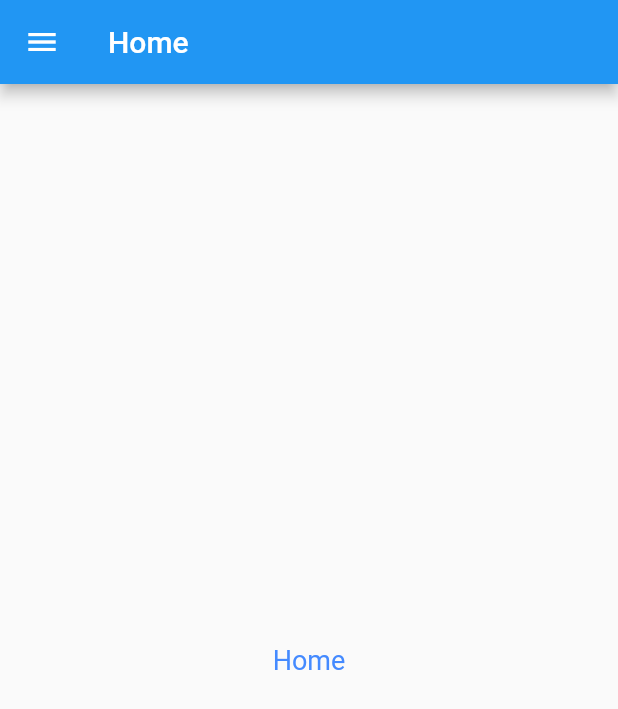
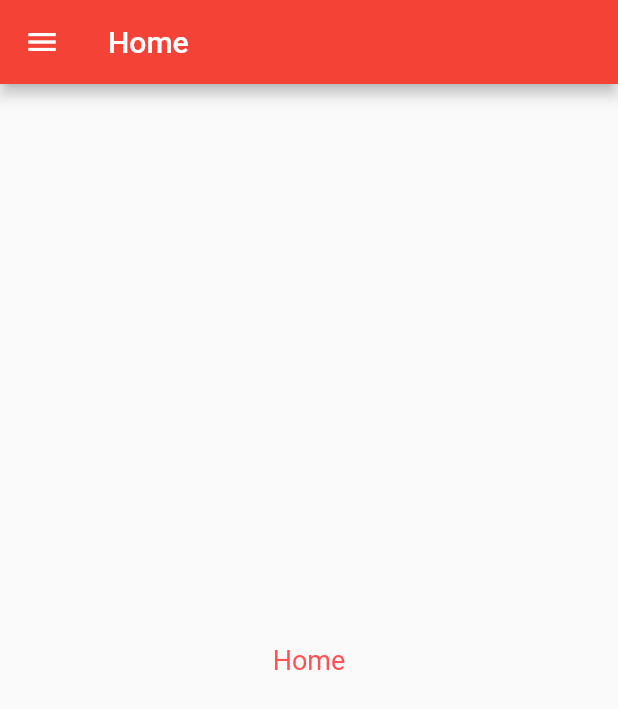
Before and after one commit to Adib-Amine/flutter_app, a Flutter app: the screen it shows after launch, in the side drawer, after a tap on "Home", on a phone screen of 412 x 824 dp. Shown: the top 709 px of the screen. Run offline on Flutter 3.47's test engine with Material 2 defaults, Android fonts, the phone set to English and light mode, and no system bars.

Commit message:
add meteo & pixabay

```diff
--- a/lib/main.dart
+++ b/lib/main.dart
@@ -11,11 +11,11 @@ class MyApp extends StatelessWidget {
     return  MaterialApp(
       title: 'flutter App',
       theme: ThemeData(
-          primarySwatch: Colors.blue,
+          primarySwatch: Colors.red,
           textTheme: TextTheme(
               bodyText2: TextStyle(
                   fontSize: 18,
-                  color: Colors.blueAccent
+                  color: Colors.redAccent
               )
           )
       ),
--- a/lib/widgets/drawer.header.dart
+++ b/lib/widgets/drawer.header.dart
@@ -7,8 +7,10 @@ class MyDrawerHeaderWidget extends StatelessWidget {
       decoration : BoxDecoration(
           gradient : LinearGradient(
               colors: [
-                Colors.blueAccent,
-                Colors.white
+                Colors.orange,
+                Colors.deepOrangeAccent,
+                Colors.red,
+                Colors.redAccent
               ]
           )
       ),
@@ -16,8 +18,8 @@ class MyDrawerHeaderWidget extends StatelessWidget {
           mainAxisAlignment: MainAxisAlignment.center,
           children: [
             CircleAvatar(
-              backgroundImage: AssetImage("images/logo.png"),
-              radius : 60,
+              backgroundImage: AssetImage('images/logo.png'),
+              radius : 70,
             )
           ]
       ),
--- a/lib/widgets/drawer.widget.dart
+++ b/lib/widgets/drawer.widget.dart
@@ -1,6 +1,8 @@
 import 'package:flutter/material.dart';
 import 'package:git_app/pages/home.page.dart';
 import 'package:git_app/pages/counter.page.dart';
+import 'package:git_app/pages/pixabay.page.dart';
+import 'package:git_app/pages/weather.page.dart';
 
 import 'drawer.header.dart';
 
@@ -13,89 +15,96 @@ class MyDrawerWidget extends StatelessWidget {
               MyDrawerHeaderWidget(),
               ListTile(
                 //l'icone du home à gauche
-                leading: Icon(Icons.home,color: Colors.lightBlueAccent),
+                leading: Icon(Icons.home,color: Colors.red),
                 //la petite fléche à droite
-                trailing: Icon(Icons.arrow_right,color:Colors.lightBlueAccent),
-                title: Text("Home",style:TextStyle(fontSize: 18,color: Colors.lightBlueAccent)),
+                trailing: Icon(Icons.arrow_right,color:Colors.red),
+                title: Text("Home",style:TextStyle(fontSize: 18,color: Colors.red)),
                 onTap: (){
                   Navigator.pushReplacement(context, MaterialPageRoute(builder: (context)=>  HomePage()));
                 },
               ),
               Divider(
-                  color : Colors.blueAccent
+                  color : Colors.redAccent
               ),
               ListTile(
                 //l'icone du home à gauche
-                leading: Icon(Icons.confirmation_number,color: Colors.lightBlueAccent),
+                leading: Icon(Icons.confirmation_number,color: Colors.red),
                 //la petite fléche à droite
-                trailing: Icon(Icons.arrow_right,color:Colors.lightBlueAccent),
-                title: Text("Counter",style:TextStyle(fontSize: 18,color: Colors.lightBlueAccent)),
+                trailing: Icon(Icons.arrow_right,color:Colors.red),
+                title: Text("Counter",style:TextStyle(fontSize: 18,color: Colors.red)),
                 onTap: (){
                   Navigator.pushReplacement(context, MaterialPageRoute(builder: (context)=>  CounterPage()));
                 },
               ),
               Divider(
-                  color : Colors.blueAccent
+                  color : Colors.redAccent
               ),
               ListTile(
                 //l'icone du home à gauche
-                leading: Icon(Icons.supervised_user_circle,color: Colors.lightBlueAccent),
+                leading: Icon(Icons.supervised_user_circle,color: Colors.red),
                 //la petite fléche à droite
-                trailing: Icon(Icons.arrow_right,color:Colors.lightBlueAccent),
-                title: Text("GitHub",style:TextStyle(fontSize: 18,color: Colors.lightBlueAccent)),
+                trailing: Icon(Icons.arrow_right,color:Colors.red),
+                title: Text("GitHub",style:TextStyle(fontSize: 18,color: Colors.red)),
+
               ),
               Divider(
-                  color : Colors.blueAccent
+                  color : Colors.redAccent
               ),
               ListTile(
                 //l'icone du home à gauche
-                leading: Icon(Icons.supervised_user_circle,color: Colors.lightBlueAccent),
+                leading: Icon(Icons.supervised_user_circle,color: Colors.red),
                 //la petite fléche à droite
-                trailing: Icon(Icons.arrow_right,color:Colors.lightBlueAccent),
-                title: Text("Pixabay",style:TextStyle(fontSize: 18,color: Colors.lightBlueAccent)),
+                trailing: Icon(Icons.arrow_right,color:Colors.red),
+                title: Text("Pixabay",style:TextStyle(fontSize: 18,color: Colors.red)),
+                onTap: (){
+                  Navigator.pushReplacement(context, MaterialPageRoute(builder: (context)=> Gallery()));
+                },
               ),
               Divider(
-                  color : Colors.blueAccent
+                  color : Colors.redAccent
               ),
               ListTile(
                 //l'icone du home à gauche
-                leading: Icon(Icons.supervised_user_circle,color: Colors.lightBlueAccent),
+                leading: Icon(Icons.supervised_user_circle,color: Colors.red),
                 //la petite fléche à droite
-                trailing: Icon(Icons.arrow_right,color:Colors.lightBlueAccent),
-                title: Text("Metoe",style:TextStyle(fontSize: 18,color: Colors.lightBlueAccent)),
+                trailing: Icon(Icons.arrow_right,color:Colors.red),
+                title: Text("Metoe",style:TextStyle(fontSize: 18,color: Colors.red)),
+                onTap: (){
+                  Navigator.pushReplacement(context, MaterialPageRoute(builder: (context)=>  Weather("casablanca")));
+                },
               ),
               Divider(
-                  color : Colors.blueAccent
+                  color : Colors.redAccent
               ),
               ListTile(
                 //l'icone du home à gauche
-                leading: Icon(Icons.supervised_user_circle,color: Colors.lightBlueAccent),
+                leading: Icon(Icons.supervised_user_circle,color: Colors.red),
                 //la petite fléche à droite
-                trailing: Icon(Icons.arrow_right,color:Colors.lightBlueAccent),
-                title: Text("QR CODE",style:TextStyle(fontSize: 18,color: Colors.lightBlueAccent)),
+                trailing: Icon(Icons.arrow_right,color:Colors.red),
+                title: Text("QR CODE",style:TextStyle(fontSize: 18,color: Colors.red)),
               ),
               Divider(
-                  color : Colors.blueAccent
+                  color : Colors.redAccent
               ),
               ListTile(
                 //l'icone du home à gauche
-                leading: Icon(Icons.supervised_user_circle,color: Colors.lightBlueAccent),
+                leading: Icon(Icons.supervised_user_circle,color: Colors.red),
                 //la petite fléche à droite
-                trailing: Icon(Icons.arrow_right,color:Colors.lightBlueAccent),
-                title: Text("OCR",style:TextStyle(fontSize: 18,color: Colors.lightBlueAccent)),
+                trailing: Icon(Icons.arrow_right,color:Colors.red),
+                title: Text("OCR",style:TextStyle(fontSize: 18,color: Colors.red)),
               ),
               Divider(
-                  color : Colors.blueAccent
+                  color : Colors.redAccent
               ),
               ListTile(
                 //l'icone du home à gauche
-                leading: Icon(Icons.supervised_user_circle,color: Colors.lightBlueAccent),
+                leading: Icon(Icons.supervised_user_circle,color: Colors.red),
                 //la petite fléche à droite
-                trailing: Icon(Icons.arrow_right,color:Colors.lightBlueAccent),
-                title: Text("Autres fonctionnalites",style:TextStyle(fontSize: 18,color: Colors.lightBlueAccent)),
+                trailing: Icon(Icons.arrow_right,color:Colors.red),
+                title: Text("Autres fonctionnalites",style:TextStyle(fontSize: 18,color: Colors.red)),
               ),
               Divider(
-                  color : Colors.blueAccent
+                  color : Colors.redAccent
               ),
             ]
         )
```
Also changed, not shown: lib/pages/pixabay.data.dart (added, +124 -0 lines), lib/pages/pixabay.page.dart (added, +49 -0 lines), lib/pages/weather.form.dart (added, +56 -0 lines), lib/pages/weather.page.dart (added, +102 -0 lines), pubspec.yaml (+10 -2 lines), images/clear.png (added), images/clouds.png (added), images/flash.png (added), images/rain.png (added), images/snow.png (added), pubspec.lock.
